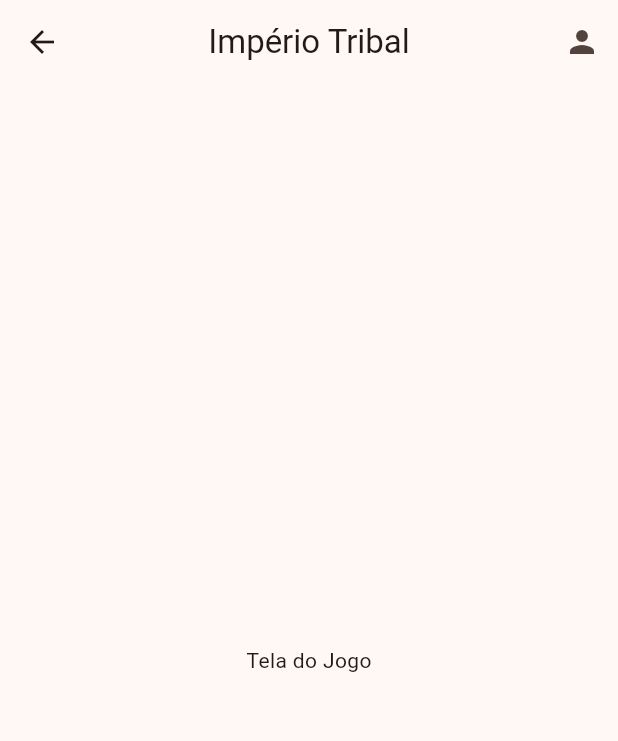
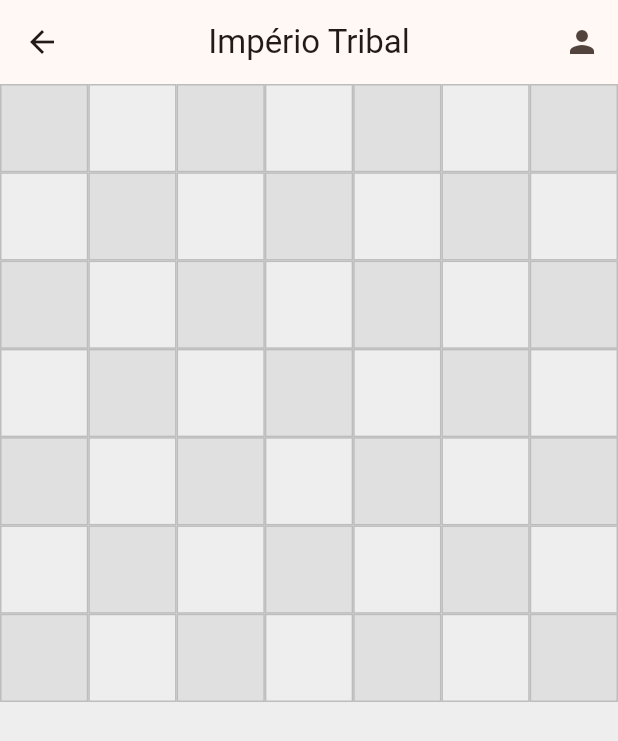
Before and after one commit to tharles-dev/imperiotribal, a Flutter app: the GameScreen screen opened by its route, on a phone screen of 412 x 824 dp. Shown: the top 741 px of the screen. Run offline on Flutter 3.47's test engine with Material 3 defaults, Android fonts, the phone set to English and light mode, and no system bars; our stand-ins replace get, logger, sqflite; accounts and stored records are empty.

Commit message:
feat: tela inicial mapa 7x7

```diff
--- a/lib/modules/game/game_screen.dart
+++ b/lib/modules/game/game_screen.dart
@@ -1,7 +1,46 @@
 import 'package:flutter/material.dart';
+import 'package:get/get.dart';
+import 'package:imperio_tribal_app/data/models/user_model.dart';
+import 'package:imperio_tribal_app/data/models/village_model.dart';
+import 'package:imperio_tribal_app/data/repositories/user_repository.dart';
+import 'package:imperio_tribal_app/data/repositories/village_repository.dart';
+import 'package:imperio_tribal_app/shared/controllers/game_controller.dart';
+import 'package:imperio_tribal_app/shared/widgets/game_map.dart';
 
-class GameScreen extends StatelessWidget {
+class GameScreen extends StatefulWidget {
   const GameScreen({super.key});
+
+  @override
+  State<GameScreen> createState() => _GameScreenState();
+}
+
+class _GameScreenState extends State<GameScreen> {
+  final _villageRepository = VillageRepository();
+  final _userRepository = UserRepository();
+  final _gameController = GameController.to;
+  late Future<List<VillageModel>> _villagesFuture;
+  late Future<List<UserModel>> _usersFuture;
+  VillageModel? _selectedVillage;
+
+  @override
+  void initState() {
+    super.initState();
+    _villagesFuture = _villageRepository.findAll();
+    _usersFuture = _userRepository.findAll();
+  }
+
+  void _onVillageTap(VillageModel village) {
+    setState(() {
+      _selectedVillage = village;
+    });
+
+    final currentUser = _gameController.currentUser.value!;
+    final isNpc = village.isNpc(currentUser);
+    Get.snackbar(
+      'Aldeia ${isNpc ? 'NPC' : 'do Jogador'}',
+      'Posição: (${village.x}, ${village.y})',
+    );
+  }
 
   @override
   Widget build(BuildContext context) {
@@ -12,12 +51,60 @@ class GameScreen extends StatelessWidget {
           IconButton(
             icon: const Icon(Icons.person),
             onPressed: () {
-              // TODO: Implementar perfil do jogador
+              // TODO: Implementar menu do usuário
             },
           ),
         ],
       ),
-      body: const Center(child: Text('Tela do Jogo')),
+      body: Center(
+        child: FutureBuilder<List<VillageModel>>(
+          future: _villagesFuture,
+          builder: (context, snapshot) {
+            if (snapshot.connectionState == ConnectionState.waiting) {
+              return const CircularProgressIndicator();
+            }
+
+            if (snapshot.hasError) {
+              return Text('Erro: ${snapshot.error}');
+            }
+
+            final villages = snapshot.data!;
+            final currentUser = _gameController.currentUser.value;
+
+            if (currentUser == null) {
+              return const Text('Erro: Usuário não encontrado');
+            }
+
+            return FutureBuilder<List<UserModel>>(
+              future: _usersFuture,
+              builder: (context, userSnapshot) {
+                if (userSnapshot.connectionState == ConnectionState.waiting) {
+                  return const CircularProgressIndicator();
+                }
+
+                if (userSnapshot.hasError) {
+                  return Text('Erro: ${userSnapshot.error}');
+                }
+
+                final users = userSnapshot.data!;
+                final villageUsers =
+                    villages.map((village) {
+                      return users.firstWhere(
+                        (user) => user.id == village.userId,
+                      );
+                    }).toList();
+
+                return GameMap(
+                  villages: villages,
+                  villageUsers: villageUsers,
+                  selectedVillage: _selectedVillage,
+                  onVillageTap: _onVillageTap,
+                );
+              },
+            );
+          },
+        ),
+      ),
     );
   }
 }
--- /dev/null
+++ b/lib/shared/widgets/game_map.dart
@@ -0,0 +1,79 @@
+import 'package:flutter/material.dart';
+import 'package:imperio_tribal_app/data/models/user_model.dart';
+import 'package:imperio_tribal_app/data/models/village_model.dart';
+import 'package:imperio_tribal_app/shared/widgets/village_marker.dart';
+
+class GameMap extends StatelessWidget {
+  final List<VillageModel> villages;
+  final List<UserModel> villageUsers;
+  final VillageModel? selectedVillage;
+  final Function(VillageModel) onVillageTap;
+
+  const GameMap({
+    super.key,
+    required this.villages,
+    required this.villageUsers,
+    this.selectedVillage,
+    required this.onVillageTap,
+  });
+
+  @override
+  Widget build(BuildContext context) {
+    return Container(
+      color: Colors.grey[200],
+      child: GridView.builder(
+        gridDelegate: const SliverGridDelegateWithFixedCrossAxisCount(
+          crossAxisCount: 7,
+          childAspectRatio: 1.0,
+        ),
+        itemCount: 49, // 7x7 grid
+        itemBuilder: (context, index) {
+          final x = index % 7;
+          final y = index ~/ 7;
+
+          // Encontra a aldeia nesta posição
+          final village = villages.firstWhere(
+            (v) => v.x == x && v.y == y,
+            orElse:
+                () => VillageModel(
+                  id: 0,
+                  userId: 0,
+                  name: '',
+                  x: x,
+                  y: y,
+                  createdAt: DateTime.now(),
+                ),
+          );
+
+          // Encontra o usuário dono desta aldeia
+          final villageUser =
+              village.id != 0
+                  ? villageUsers.firstWhere((u) => u.id == village.userId)
+                  : UserModel(
+                    id: 0,
+                    name: '',
+                    tribe: '',
+                    isNpc: true,
+                    createdAt: DateTime.now(),
+                  );
+
+          return Container(
+            decoration: BoxDecoration(
+              color: (x + y) % 2 == 0 ? Colors.grey[300] : Colors.grey[200],
+              border: Border.all(color: Colors.grey[400]!),
+            ),
+            child:
+                village.id != 0
+                    ? VillageMarker(
+                      village: village,
+                      user: villageUser,
+                      isSelected: selectedVillage?.id == village.id,
+                      onTap: () => onVillageTap(village),
+                    )
+                    : null,
+          );
+        },
+      ),
+    );
+  }
+}
```
Also changed, not shown: lib/shared/widgets/village_marker.dart (added, +95 -0 lines), 1 other file.
